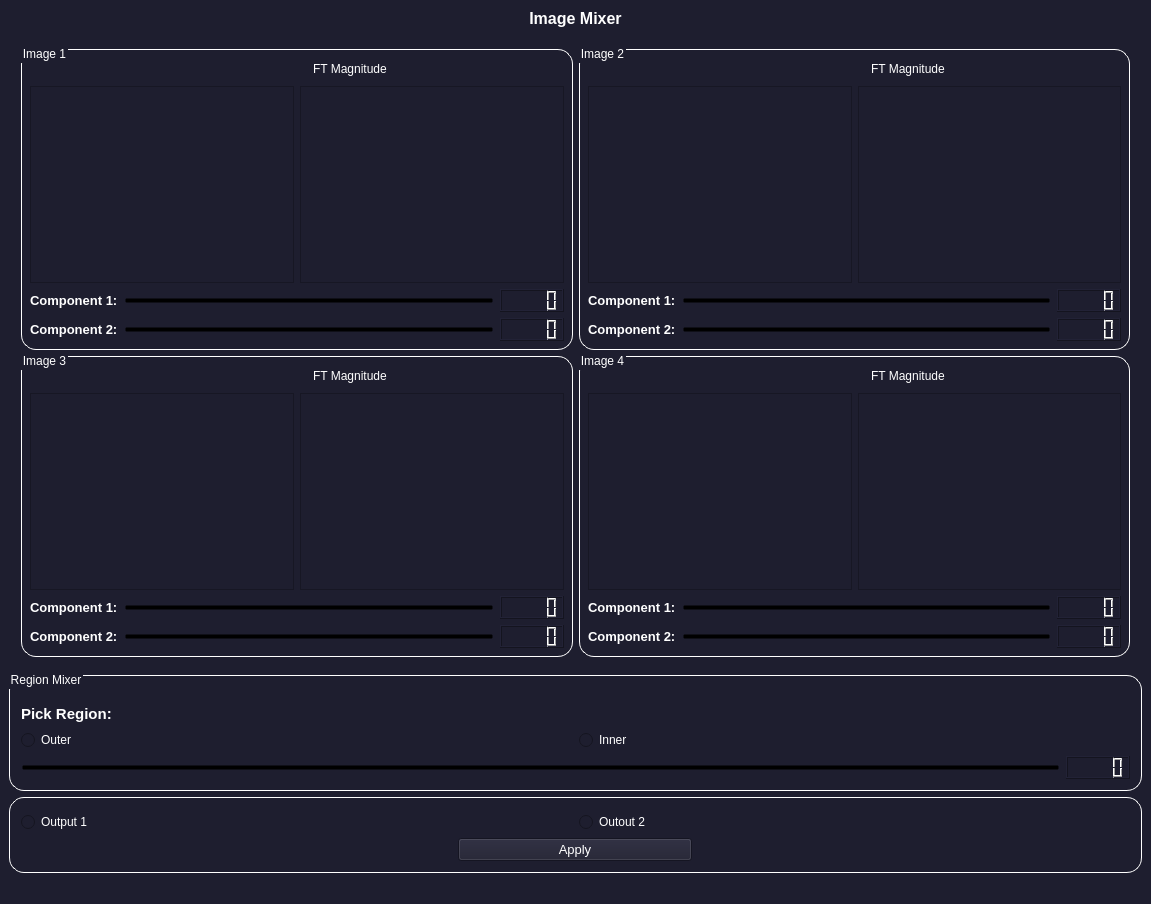
The window that UI/UI_Task_4.ui (tahaaa22/Image-mixer) describes before a commit, drawn with Qt 5.
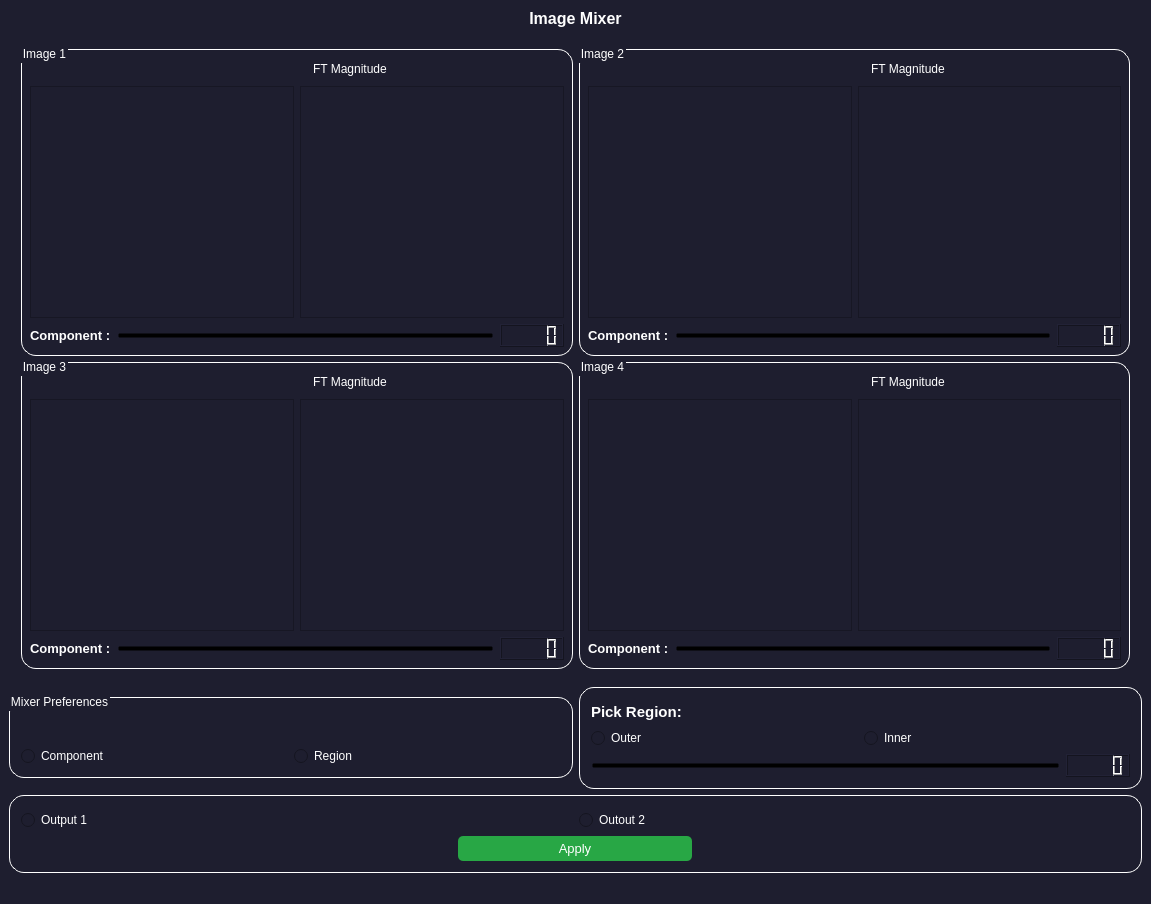
The same window after the commit. Icons and pictures are not drawn. Custom widgets are drawn as their Qt base class.

Commit message: ui modified with names, sliders, mixer preferences

What changed in the file:
```diff
--- a/UI/UI_Task_4.ui
+++ b/UI/UI_Task_4.ui
@@ -25,10 +25,8 @@
 </string>
   </property>
   <widget class="QWidget" name="centralwidget">
-   <layout class="QGridLayout" name="gridLayout_8">
+   <layout class="QGridLayout" name="gridLayout_9">
     <item row="0" column="0">
-     <layout class="QVBoxLayout" name="verticalLayout_9">
-      <item>
        <widget class="QLabel" name="label">
         <property name="maximumSize">
          <size>
@@ -44,6 +42,8 @@
         </property>
        </widget>
       </item>
+    <item row="1" column="0">
+     <layout class="QVBoxLayout" name="verticalLayout_10">
       <item>
        <widget class="QGroupBox" name="ImagesBox">
         <property name="sizePolicy">
@@ -222,7 +222,7 @@
                        <string notr="true">background-color: transparent;</string>
                       </property>
                       <property name="text">
-                       <string>&lt;html&gt;&lt;head/&gt;&lt;body&gt;&lt;p&gt;&lt;span style=&quot; font-size:10pt; font-weight:600;&quot;&gt;Component 1:&lt;/span&gt;&lt;/p&gt;&lt;/body&gt;&lt;/html&gt;</string>
+                       <string>&lt;html&gt;&lt;head/&gt;&lt;body&gt;&lt;p&gt;&lt;span style=&quot; font-size:10pt; font-weight:600;&quot;&gt;Component :&lt;/span&gt;&lt;/p&gt;&lt;/body&gt;&lt;/html&gt;</string>
                       </property>
                      </widget>
                     </item>
@@ -284,76 +284,6 @@
                     </item>
                    </layout>
                   </item>
-                  <item>
-                   <layout class="QHBoxLayout" name="horizontalLayout_5">
-                    <item>
-                     <widget class="QLabel" name="label_15">
-                      <property name="styleSheet">
-                       <string notr="true">background-color: transparent;</string>
-                      </property>
-                      <property name="text">
-                       <string>&lt;html&gt;&lt;head/&gt;&lt;body&gt;&lt;p&gt;&lt;span style=&quot; font-size:10pt; font-weight:600;&quot;&gt;Component 2:&lt;/span&gt;&lt;/p&gt;&lt;/body&gt;&lt;/html&gt;</string>
-                      </property>
-                     </widget>
-                    </item>
-                    <item>
-                     <layout class="QHBoxLayout" name="horizontalLayout_8">
-                      <item>
-                       <widget class="QSlider" name="image1_component2_slider">
-                        <property name="minimumSize">
-                         <size>
-                          <width>160</width>
-                          <height>0</height>
-                         </size>
-                        </property>
-                        <property name="maximumSize">
-                         <size>
-                          <width>16777215</width>
-                          <height>16777215</height>
-                         </size>
-                        </property>
-                        <property name="styleSheet">
-                         <string notr="true">QSlider{
-    background-color: transparent;
-}
-
-QSlider::handle {
-    background-color: qradialgradient(
-        cx: 0.7, cy: 1.4, fx: 0.7, fy: 1.4,
-        radius: 1, stop: 0 #fff, stop: 1 #424242
-        );
-	border-radius: 2px;
-    height: 40px;
-    width: 40px;
-    margin: -15px 0px;
-    }
-
-QSlider::handle::hover{
-	border: inset;
-	 background-color: qradialgradient(
-        cx: 0.7, cy: 1.4, fx: 0.7, fy: 1.4,
-        radius: 1, stop: 0 #bbb, stop: 1 #000
-        );
-}</string>
-                        </property>
-                        <property name="maximum">
-                         <number>100</number>
-                        </property>
-                        <property name="value">
-                         <number>0</number>
-                        </property>
-                        <property name="orientation">
-                         <enum>Qt::Horizontal</enum>
-                        </property>
-                       </widget>
-                      </item>
-                      <item>
-                       <widget class="QLCDNumber" name="image1_component2_LCD"/>
-                      </item>
-                     </layout>
-                    </item>
-                   </layout>
-                  </item>
                  </layout>
                 </item>
                </layout>
@@ -509,7 +439,7 @@
                        <string notr="true">background-color: transparent;</string>
                       </property>
                       <property name="text">
-                       <string>&lt;html&gt;&lt;head/&gt;&lt;body&gt;&lt;p&gt;&lt;span style=&quot; font-size:10pt; font-weight:600;&quot;&gt;Component 1:&lt;/span&gt;&lt;/p&gt;&lt;/body&gt;&lt;/html&gt;</string>
+                       <string>&lt;html&gt;&lt;head/&gt;&lt;body&gt;&lt;p&gt;&lt;span style=&quot; font-size:10pt; font-weight:600;&quot;&gt;Component :&lt;/span&gt;&lt;/p&gt;&lt;/body&gt;&lt;/html&gt;</string>
                       </property>
                      </widget>
                     </item>
@@ -574,70 +504,7 @@
                   <item>
                    <layout class="QHBoxLayout" name="horizontalLayout_20">
                     <item>
-                     <widget class="QLabel" name="label_19">
-                      <property name="styleSheet">
-                       <string notr="true">background-color: transparent;</string>
-                      </property>
-                      <property name="text">
-                       <string>&lt;html&gt;&lt;head/&gt;&lt;body&gt;&lt;p&gt;&lt;span style=&quot; font-size:10pt; font-weight:600;&quot;&gt;Component 2:&lt;/span&gt;&lt;/p&gt;&lt;/body&gt;&lt;/html&gt;</string>
-                      </property>
-                     </widget>
-                    </item>
-                    <item>
-                     <layout class="QHBoxLayout" name="horizontalLayout_21">
-                      <item>
-                       <widget class="QSlider" name="image2_component2_slider">
-                        <property name="minimumSize">
-                         <size>
-                          <width>160</width>
-                          <height>0</height>
-                         </size>
-                        </property>
-                        <property name="maximumSize">
-                         <size>
-                          <width>16777215</width>
-                          <height>16777215</height>
-                         </size>
-                        </property>
-                        <property name="styleSheet">
-                         <string notr="true">QSlider{
-    background-color: transparent;
-}
-
-QSlider::handle {
-    background-color: qradialgradient(
-        cx: 0.7, cy: 1.4, fx: 0.7, fy: 1.4,
-        radius: 1, stop: 0 #fff, stop: 1 #424242
-        );
-	border-radius: 2px;
-    height: 40px;
-    width: 40px;
-    margin: -15px 0px;
-    }
-
-QSlider::handle::hover{
-	border: inset;
-	 background-color: qradialgradient(
-        cx: 0.7, cy: 1.4, fx: 0.7, fy: 1.4,
-        radius: 1, stop: 0 #bbb, stop: 1 #000
-        );
-}</string>
-                        </property>
-                        <property name="maximum">
-                         <number>100</number>
-                        </property>
-                        <property name="value">
-                         <number>0</number>
-                        </property>
-                        <property name="orientation">
-                         <enum>Qt::Horizontal</enum>
-                        </property>
-                       </widget>
-                      </item>
-                      <item>
-                       <widget class="QLCDNumber" name="image2_component2_LCD"/>
-                      </item>
-                     </layout>
+                     <layout class="QHBoxLayout" name="horizontalLayout_21"/>
                     </item>
                    </layout>
                   </item>
@@ -800,7 +667,7 @@
                        <string notr="true">background-color: transparent;</string>
                       </property>
                       <property name="text">
-                       <string>&lt;html&gt;&lt;head/&gt;&lt;body&gt;&lt;p&gt;&lt;span style=&quot; font-size:10pt; font-weight:600;&quot;&gt;Component 1:&lt;/span&gt;&lt;/p&gt;&lt;/body&gt;&lt;/html&gt;</string>
+                       <string>&lt;html&gt;&lt;head/&gt;&lt;body&gt;&lt;p&gt;&lt;span style=&quot; font-size:10pt; font-weight:600;&quot;&gt;Component :&lt;/span&gt;&lt;/p&gt;&lt;/body&gt;&lt;/html&gt;</string>
                       </property>
                      </widget>
                     </item>
@@ -865,70 +732,7 @@
                   <item>
                    <layout class="QHBoxLayout" name="horizontalLayout_32">
                     <item>
-                     <widget class="QLabel" name="label_23">
-                      <property name="styleSheet">
-                       <string notr="true">background-color: transparent;</string>
-                      </property>
-                      <property name="text">
-                       <string>&lt;html&gt;&lt;head/&gt;&lt;body&gt;&lt;p&gt;&lt;span style=&quot; font-size:10pt; font-weight:600;&quot;&gt;Component 2:&lt;/span&gt;&lt;/p&gt;&lt;/body&gt;&lt;/html&gt;</string>
-                      </property>
-                     </widget>
-                    </item>
-                    <item>
-                     <layout class="QHBoxLayout" name="horizontalLayout_33">
-                      <item>
-                       <widget class="QSlider" name="image3_component2_slider">
-                        <property name="minimumSize">
-                         <size>
-                          <width>160</width>
-                          <height>0</height>
-                         </size>
-                        </property>
-                        <property name="maximumSize">
-                         <size>
-                          <width>16777215</width>
-                          <height>16777215</height>
-                         </size>
-                        </property>
-                        <property name="styleSheet">
-                         <string notr="true">QSlider{
-    background-color: transparent;
-}
-
-QSlider::handle {
-    background-color: qradialgradient(
-        cx: 0.7, cy: 1.4, fx: 0.7, fy: 1.4,
-        radius: 1, stop: 0 #fff, stop: 1 #424242
-        );
-	border-radius: 2px;
-    height: 40px;
-    width: 40px;
-    margin: -15px 0px;
-    }
-
-QSlider::handle::hover{
-	border: inset;
-	 background-color: qradialgradient(
-        cx: 0.7, cy: 1.4, fx: 0.7, fy: 1.4,
-        radius: 1, stop: 0 #bbb, stop: 1 #000
-        );
-}</string>
-                        </property>
-                        <property name="maximum">
-                         <number>100</number>
-                        </property>
-                        <property name="value">
-                         <number>0</number>
-                        </property>
-                        <property name="orientation">
-                         <enum>Qt::Horizontal</enum>
-                        </property>
-                       </widget>
-                      </item>
-                      <item>
-                       <widget class="QLCDNumber" name="image3_component2_LCD"/>
-                      </item>
-                     </layout>
+                     <layout class="QHBoxLayout" name="horizontalLayout_33"/>
                     </item>
                    </layout>
                   </item>
@@ -1087,7 +891,7 @@
                        <string notr="true">background-color: transparent;</string>
                       </property>
                       <property name="text">
-                       <string>&lt;html&gt;&lt;head/&gt;&lt;body&gt;&lt;p&gt;&lt;span style=&quot; font-size:10pt; font-weight:600;&quot;&gt;Component 1:&lt;/span&gt;&lt;/p&gt;&lt;/body&gt;&lt;/html&gt;</string>
+                       <string>&lt;html&gt;&lt;head/&gt;&lt;body&gt;&lt;p&gt;&lt;span style=&quot; font-size:10pt; font-weight:600;&quot;&gt;Component :&lt;/span&gt;&lt;/p&gt;&lt;/body&gt;&lt;/html&gt;</string>
                       </property>
                      </widget>
                     </item>
@@ -1152,70 +956,7 @@
                   <item>
                    <layout class="QHBoxLayout" name="horizontalLayout_26">
                     <item>
-                     <widget class="QLabel" name="label_21">
-                      <property name="styleSheet">
-                       <string notr="true">background-color: transparent;</string>
-                      </property>
-                      <property name="text">
-                       <string>&lt;html&gt;&lt;head/&gt;&lt;body&gt;&lt;p&gt;&lt;span style=&quot; font-size:10pt; font-weight:600;&quot;&gt;Component 2:&lt;/span&gt;&lt;/p&gt;&lt;/body&gt;&lt;/html&gt;</string>
-                      </property>
-                     </widget>
-                    </item>
-                    <item>
-                     <layout class="QHBoxLayout" name="horizontalLayout_27">
-                      <item>
-                       <widget class="QSlider" name="image4_component2_slider">
-                        <property name="minimumSize">
-                         <size>
-                          <width>160</width>
-                          <height>0</height>
-                         </size>
-                        </property>
-                        <property name="maximumSize">
-                         <size>
-                          <width>16777215</width>
-                          <height>16777215</height>
-                         </size>
-                        </property>
-                        <property name="styleSheet">
-                         <string notr="true">QSlider{
-    background-color: transparent;
-}
-
-QSlider::handle {
-    background-color: qradialgradient(
-        cx: 0.7, cy: 1.4, fx: 0.7, fy: 1.4,
-        radius: 1, stop: 0 #fff, stop: 1 #424242
-        );
-	border-radius: 2px;
-    height: 40px;
-    width: 40px;
-    margin: -15px 0px;
-    }
-
-QSlider::handle::hover{
-	border: inset;
-	 background-color: qradialgradient(
-        cx: 0.7, cy: 1.4, fx: 0.7, fy: 1.4,
-        radius: 1, stop: 0 #bbb, stop: 1 #000
-        );
-}</string>
-                        </property>
-                        <property name="maximum">
-                         <number>100</number>
-                        </property>
-                        <property name="value">
-                         <number>0</number>
-                        </property>
-                        <property name="orientation">
-                         <enum>Qt::Horizontal</enum>
-                        </property>
-                       </widget>
-                      </item>
-                      <item>
-                       <widget class="QLCDNumber" name="image4_component2_LCD"/>
-                      </item>
-                     </layout>
+                     <layout class="QHBoxLayout" name="horizontalLayout_27"/>
                     </item>
                    </layout>
                   </item>
@@ -1234,6 +975,76 @@
       <item>
        <layout class="QVBoxLayout" name="verticalLayout_8">
         <item>
+         <layout class="QHBoxLayout" name="horizontalLayout_7">
+          <item>
+           <widget class="QGroupBox" name="RegionBox_2">
+            <property name="sizePolicy">
+             <sizepolicy hsizetype="Preferred" vsizetype="Fixed">
+              <horstretch>0</horstretch>
+              <verstretch>0</verstretch>
+             </sizepolicy>
+            </property>
+            <property name="styleSheet">
+             <string notr="true">QGroupBox {
+background-color: #1e1e2f;
+border: 1.2px solid #ffffff;
+border-style: outset;
+border-radius: 15px;
+}
+QGroupBox::title  {
+    subcontrol-origin: margin;
+    subcontrol-position: top left;
+    padding: -5px 0px 0px 0px;
+    color: rgb(255, 255, 255);
+}</string>
+            </property>
+            <property name="title">
+             <string>Mixer Preferences</string>
+            </property>
+            <layout class="QGridLayout" name="gridLayout_8">
+             <item row="0" column="0">
+              <layout class="QVBoxLayout" name="verticalLayout_9">
+               <item>
+                <layout class="QHBoxLayout" name="horizontalLayout_16">
+                 <item>
+                  <spacer name="horizontalSpacer_7">
+                   <property name="orientation">
+                    <enum>Qt::Horizontal</enum>
+                   </property>
+                   <property name="sizeHint" stdset="0">
+                    <size>
+                     <width>78</width>
+                     <height>20</height>
+                    </size>
+                   </property>
+                  </spacer>
+                 </item>
+                </layout>
+               </item>
+               <item>
+                <layout class="QHBoxLayout" name="horizontalLayout_17">
+                 <item>
+                  <widget class="QRadioButton" name="componen_button">
+                   <property name="text">
+                    <string>Component</string>
+                   </property>
+                  </widget>
+                 </item>
+                 <item>
+                  <widget class="QRadioButton" name="region_button">
+                   <property name="text">
+                    <string>Region</string>
+                   </property>
+                  </widget>
+                 </item>
+                </layout>
+               </item>
+              </layout>
+             </item>
+            </layout>
+           </widget>
+          </item>
+          <item>
          <widget class="QGroupBox" name="RegionBox">
           <property name="sizePolicy">
            <sizepolicy hsizetype="Preferred" vsizetype="Fixed">
@@ -1256,7 +1067,7 @@
 }</string>
           </property>
           <property name="title">
-           <string>Region Mixer</string>
+             <string/>
           </property>
           <layout class="QGridLayout" name="gridLayout_4">
            <item row="0" column="0">
@@ -1380,6 +1191,8 @@
           </layout>
          </widget>
         </item>
+         </layout>
+        </item>
         <item>
          <widget class="QGroupBox" name="PereferenceBox">
           <property name="sizePolicy">
@@ -1470,7 +1283,7 @@
                   </font>
                  </property>
                  <property name="styleSheet">
-                  <string notr="true"> QPushButton#apply_region {
+                  <string notr="true"> QPushButton#apply_button {
                 background-color: #28a745;
                 color: white;
                 border: none;
```
Left out of the diff: 87 changed lines with no effect on the pictures. Lines whose indentation alone changed are shown as unchanged. The commit also changes 1 other file.
